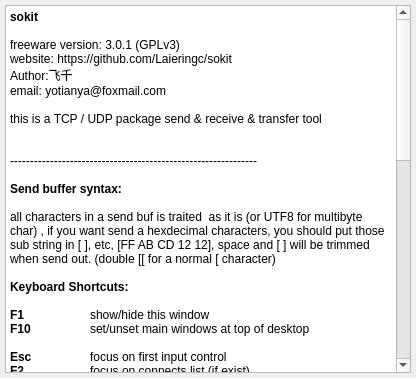
Above: src/sokit/helpform.ui from AomeNero/sokit before the change. Below: the same form after it.
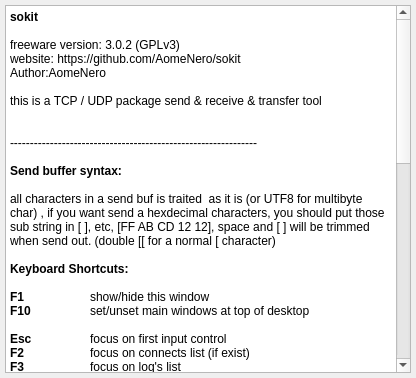
That is the form after the change.

Diff of the .ui file:
```diff
--- a/src/sokit/helpform.ui
+++ b/src/sokit/helpform.ui
@@ -62,10 +62,9 @@
 &lt;/style&gt;&lt;/head&gt;&lt;body style=&quot; font-family:'SimSun'; font-size:9pt; font-weight:400; font-style:normal;&quot;&gt;
 &lt;p style=&quot; margin-top:0px; margin-bottom:0px; margin-left:0px; margin-right:0px; -qt-block-indent:0; text-indent:0px;&quot;&gt;&lt;span style=&quot; font-weight:600;&quot;&gt;sokit&lt;/span&gt;&lt;/p&gt;
 &lt;p style=&quot;-qt-paragraph-type:empty; margin-top:0px; margin-bottom:0px; margin-left:0px; margin-right:0px; -qt-block-indent:0; text-indent:0px;&quot;&gt;&lt;br /&gt;&lt;/p&gt;
-&lt;p style=&quot; margin-top:0px; margin-bottom:0px; margin-left:0px; margin-right:0px; -qt-block-indent:0; text-indent:0px;&quot;&gt;freeware version: 3.0.1 (GPLv3)&lt;/p&gt;
-&lt;p style=&quot; margin-top:0px; margin-bottom:0px; margin-left:0px; margin-right:0px; -qt-block-indent:0; text-indent:0px;&quot;&gt;website: https://github.com/Laieringc/sokit&lt;/p&gt;
-&lt;p style=&quot; margin-top:0px; margin-bottom:0px; margin-left:0px; margin-right:0px; -qt-block-indent:0; text-indent:0px;&quot;&gt;Author:飞千&lt;/p&gt;
-&lt;p style=&quot; margin-top:0px; margin-bottom:0px; margin-left:0px; margin-right:0px; -qt-block-indent:0; text-indent:0px;&quot;&gt;email: yotianya@foxmail.com&lt;/p&gt;
+&lt;p style=&quot; margin-top:0px; margin-bottom:0px; margin-left:0px; margin-right:0px; -qt-block-indent:0; text-indent:0px;&quot;&gt;freeware version: 3.0.2 (GPLv3)&lt;/p&gt;
+&lt;p style=&quot; margin-top:0px; margin-bottom:0px; margin-left:0px; margin-right:0px; -qt-block-indent:0; text-indent:0px;&quot;&gt;website: https://github.com/AomeNero/sokit&lt;/p&gt;
+&lt;p style=&quot; margin-top:0px; margin-bottom:0px; margin-left:0px; margin-right:0px; -qt-block-indent:0; text-indent:0px;&quot;&gt;Author:AomeNero&lt;/p&gt;
 &lt;p style=&quot;-qt-paragraph-type:empty; margin-top:0px; margin-bottom:0px; margin-left:0px; margin-right:0px; -qt-block-indent:0; text-indent:0px;&quot;&gt;&lt;br /&gt;&lt;/p&gt;
 &lt;p style=&quot; margin-top:0px; margin-bottom:0px; margin-left:0px; margin-right:0px; -qt-block-indent:0; text-indent:0px;&quot;&gt;this is a TCP / UDP package send &amp;amp; receive &amp;amp; transfer tool&lt;/p&gt;
 &lt;p style=&quot;-qt-paragraph-type:empty; margin-top:0px; margin-bottom:0px; margin-left:0px; margin-right:0px; -qt-block-indent:0; text-indent:0px;&quot;&gt;&lt;br /&gt;&lt;/p&gt;
```
